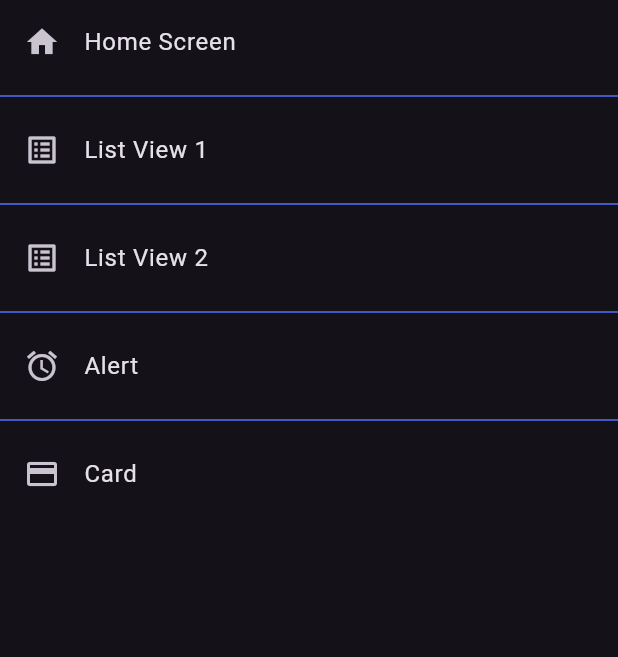
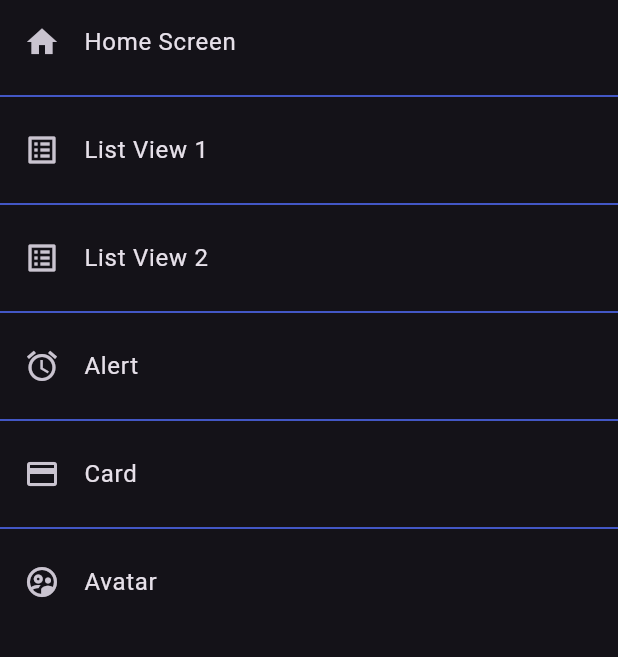
Before and after one commit to ByteRaider/flutter_components_playground, a Flutter app: the screen it shows after launch, on a phone screen of 412 x 824 dp, the part 84-741 px from its top. Run offline on Flutter 3.47's test engine with Material 3 defaults, Android fonts, the phone set to English and light mode, and no system bars.

```diff
--- a/lib/router/app_routes.dart
+++ b/lib/router/app_routes.dart
@@ -8,7 +8,6 @@ class AppRoutes {
   static final menuOptions = <MenuOption>[
     // menuOptions
     MenuOption(
-      // Home MenuOption
       route: 'home',
       name: 'Home Screen',
       screen: const HomeScreen(),
@@ -39,6 +38,12 @@ class AppRoutes {
         name: 'Card',
         screen: const CardScreen(),
         icon: Icons.credit_card),
+
+    MenuOption(
+        route: 'avatar',
+        name: 'Avatar',
+        screen: const AvatarScreen(),
+        icon: Icons.supervised_user_circle_outlined),
   ];
 
   // static Map<String, Widget Function(BuildContext)> routes = {
--- a/lib/screens/screens.dart
+++ b/lib/screens/screens.dart
@@ -1,5 +1,6 @@
 export 'package:fl_components/screens/alert_screen.dart';
+export 'package:fl_components/screens/avatar_screen.dart';
 export 'package:fl_components/screens/card_screen.dart';
+export 'package:fl_components/screens/home_screen.dart';
 export 'package:fl_components/screens/list_view1_screen.dart';
 export 'package:fl_components/screens/list_view2_screen.dart';
-export 'package:fl_components/screens/home_screen.dart';
```
Also changed, not shown: lib/screens/avatar_screen.dart (added, +32 -0 lines).
